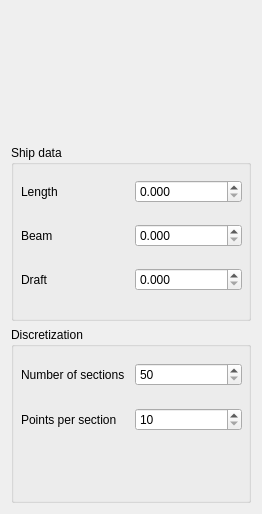
Before: the Qt Designer form shipCreateShip/TaskPanel.ui in FreeCAD/freecad.ship, drawn with Qt 5.
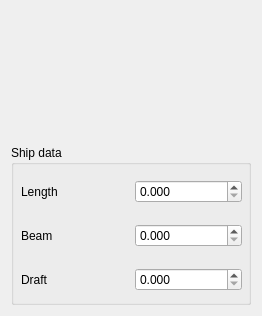
After: the same form once the commit is applied. Icons and pictures are not drawn.

Commit message: Moved Create Ship to new paradigm.

What changed in the file:
```diff
--- a/shipCreateShip/TaskPanel.ui
+++ b/shipCreateShip/TaskPanel.ui
@@ -7,9 +7,15 @@
     <x>0</x>
     <y>0</y>
     <width>260</width>
-    <height>514</height>
+    <height>316</height>
    </rect>
   </property>
+  <property name="minimumSize">
+   <size>
+    <width>0</width>
+    <height>316</height>
+   </size>
+  </property>
   <property name="windowTitle">
    <string>Create new ship</string>
   </property>
@@ -184,112 +190,6 @@
        </widget>
       </widget>
      </item>
-     <item>
-      <widget class="QGroupBox" name="DiscretizationBox">
-       <property name="minimumSize">
-        <size>
-         <width>240</width>
-         <height>160</height>
-        </size>
-       </property>
-       <property name="layoutDirection">
-        <enum>Qt::LeftToRight</enum>
-       </property>
-       <property name="title">
-        <string>Discretization</string>
-       </property>
-       <widget class="QWidget" name="verticalLayoutWidget_3">
-        <property name="geometry">
-         <rect>
-          <x>0</x>
-          <y>20</y>
-          <width>241</width>
-          <height>101</height>
-         </rect>
-        </property>
-        <layout class="QVBoxLayout" name="verticalLayout_5">
-         <item>
-          <layout class="QHBoxLayout" name="horizontalLayout_6">
-           <property name="leftMargin">
-            <number>10</number>
-           </property>
-           <property name="topMargin">
-            <number>0</number>
-           </property>
-           <property name="rightMargin">
-            <number>10</number>
-           </property>
-           <property name="bottomMargin">
-            <number>0</number>
-           </property>
-           <item>
-            <widget class="QLabel" name="NSectionsLabel">
-             <property name="text">
-              <string>Number of sections</string>
-             </property>
-            </widget>
-           </item>
-           <item>
-            <widget class="QSpinBox" name="NSections">
-             <property name="minimum">
-              <number>50</number>
-             </property>
-             <property name="maximum">
-              <number>500</number>
-             </property>
-             <property name="singleStep">
-              <number>50</number>
-             </property>
-             <property name="value">
-              <number>50</number>
-             </property>
-            </widget>
-           </item>
-          </layout>
-         </item>
-         <item>
-          <layout class="QHBoxLayout" name="horizontalLayout_7">
-           <property name="leftMargin">
-            <number>10</number>
-           </property>
-           <property name="topMargin">
-            <number>0</number>
-           </property>
-           <property name="rightMargin">
-            <number>10</number>
-           </property>
-           <property name="bottomMargin">
-            <number>0</number>
-           </property>
-           <item>
-            <widget class="QLabel" name="NPointsLabel">
-             <property name="text">
-              <string>Points per section</string>
-             </property>
-            </widget>
-           </item>
-           <item>
-            <widget class="QSpinBox" name="NPoints">
-             <property name="minimum">
-              <number>10</number>
-             </property>
-             <property name="maximum">
-              <number>500</number>
-             </property>
-             <property name="singleStep">
-              <number>10</number>
-             </property>
-             <property name="value">
-              <number>10</number>
-             </property>
-            </widget>
-           </item>
-          </layout>
-         </item>
-        </layout>
-       </widget>
-      </widget>
-     </item>
     </layout>
    </item>
   </layout>
```
The commit also changes 2 other files.
